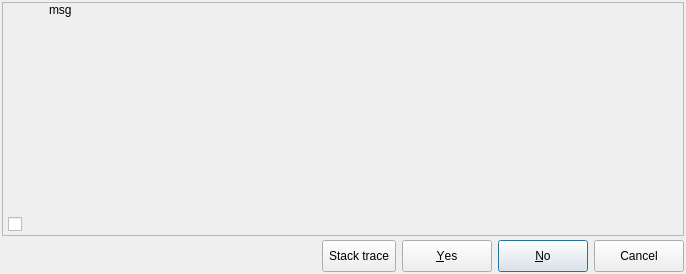
Qt form libpgmodeler_ui/ui/messagebox.ui (pgmodeler/pgmodeler) before a commit.
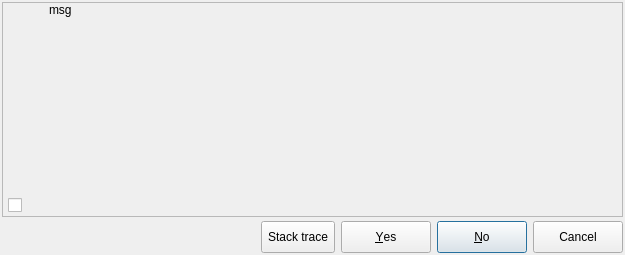
The same form after that commit. Icons and pictures are not drawn.

Commit message: Minor fix in Messagebox resizing routine

The edit to the form file:
```diff
--- a/libpgmodeler_ui/ui/messagebox.ui
+++ b/libpgmodeler_ui/ui/messagebox.ui
@@ -9,8 +9,8 @@
    <rect>
     <x>0</x>
     <y>0</y>
-    <width>686</width>
-    <height>274</height>
+    <width>625</width>
+    <height>255</height>
    </rect>
   </property>
   <property name="sizePolicy">
@@ -91,7 +91,7 @@
         </property>
         <property name="minimumSize">
          <size>
-          <width>424</width>
+          <width>0</width>
           <height>0</height>
          </size>
         </property>
@@ -154,7 +154,7 @@
             <property name="minimumSize">
              <size>
               <width>0</width>
-              <height>90</height>
+              <height>175</height>
              </size>
             </property>
             <property name="maximumSize">
```
The commit also changes 1 other file.
